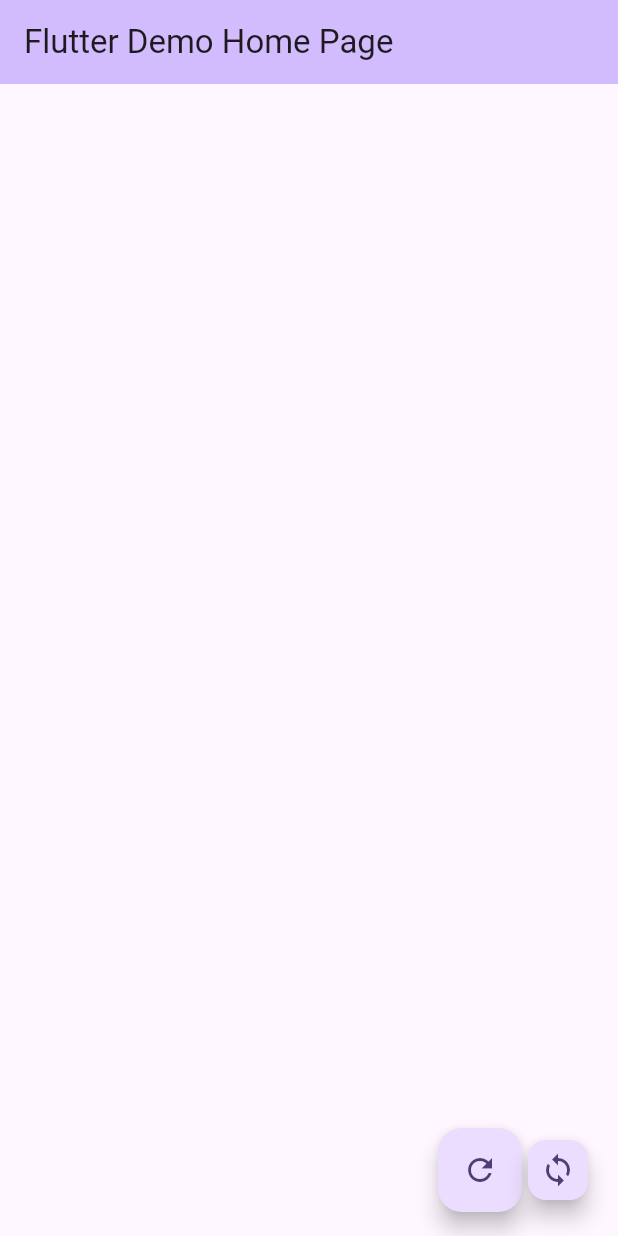
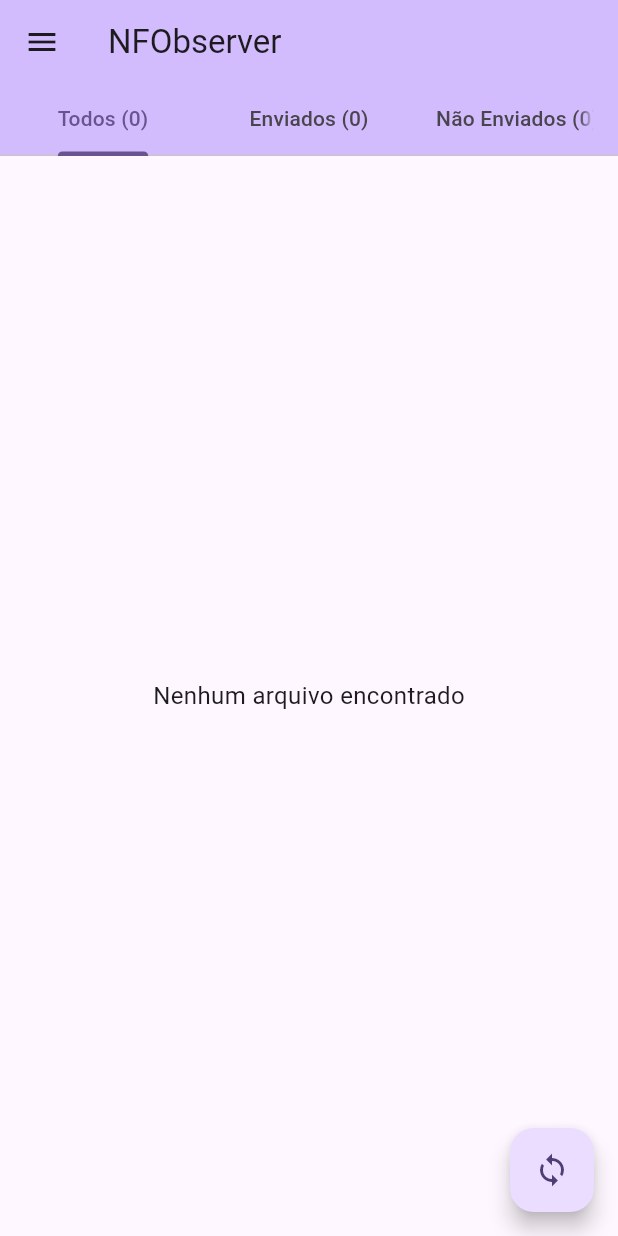
Before and after one commit to XayUp/NFObserver, a Flutter app: the screen it shows after launch, on a phone screen of 412 x 824 dp. Run offline on Flutter 3.47's test engine with Material 3 defaults, Android fonts, the phone set to English and light mode, and no system bars; our stand-ins replace shared_preferences; missing offline and left inert: enough_mail.

Commit message:
Adicionado abas e classificação

```diff
--- a/lib/main.dart
+++ b/lib/main.dart
@@ -3,6 +3,7 @@ import 'dart:io';
 import 'package:flutter/material.dart';
 import 'package:myapp/service/mail/mail_service.dart';
 import 'package:myapp/settings/global.dart';
+import 'package:myapp/settings/settings_activity.dart';
 import 'package:myapp/widgets/list/file_item.dart';
 import 'package:path/path.dart' as path;
 
@@ -19,11 +20,11 @@ class MyApp extends StatelessWidget {
   @override
   Widget build(BuildContext context) {
     return MaterialApp(
-      title: 'Flutter Demo',
+      title: 'NFObserver App',
       theme: ThemeData(
         colorScheme: ColorScheme.fromSeed(seedColor: Colors.deepPurple),
       ),
-      home: const MyHomePage(title: 'Flutter Demo Home Page'),
+      home: const MyHomePage(title: 'NFObserver'),
     );
   }
 }
@@ -36,19 +37,68 @@ class MyHomePage extends StatefulWidget {
   State<MyHomePage> createState() => _MyHomePageState();
 }
 
-class _MyHomePageState extends State<MyHomePage> {
+class _MyHomePageState extends State<MyHomePage>
+    with SingleTickerProviderStateMixin {
   List<File> filesList = [];
   Map<String, bool> _sentStatus = {};
   bool _isLoading = false;
   final _mailService = MailService();
 
+  TabController? _tabController;
+
   @override
   void initState() {
     super.initState();
+    _tabController = TabController(length: 3, vsync: this);
     _updateLocalFiles();
   }
 
-  Future<void> _updateLocalFiles({bool force = false}) async {
+  @override
+  void dispose() {
+    _tabController?.dispose();
+    super.dispose();
+  }
+
+  Widget _buildFileListView(List<File> files) {
+    if (_isLoading && files.isEmpty) {
+      return const Center(child: CircularProgressIndicator());
+    }
+
+    if (files.isEmpty) {
+      return const Center(
+        child: Text(
+          "Nenhum arquivo encontrado",
+          style: TextStyle(fontSize: 16),
+        ),
+      );
+    }
+
+    return ListView.builder(
+      itemCount: files.length,
+      itemBuilder: (context, index) {
+        final file = files[index];
+        final isSent = _sentStatus[file.path] ?? false;
+        return FileItem(
+          file: file,
+          isSent: isSent,
+          subtitleFilter: (file) {
+            final fileName = path.basename(file.path);
+            return fileName.contains(RegExp('NF \\d*'))
+                ? "Possível Nota Fiscal"
+                : RegExp(
+                    r'^((\d{2}|\d{2}-\d{2})\.\d{2}\.\d{2})',
+                  ).hasMatch(fileName)
+                ? "Possível anotação/relatório"
+                : path
+                      .dirname(file.path)
+                      .replaceFirst(GlobalSettings.analyzeFilesPath, "");
+          },
+        );
+      },
+    );
+  }
+
+  Future<void> _updateLocalFiles() async {
     final Directory targetDir = Directory(GlobalSettings.analyzeFilesPath);
     if (targetDir.existsSync()) {
       setState(() {
@@ -109,7 +159,41 @@ class _MyHomePageState extends State<MyHomePage> {
 
   @override
   Widget build(BuildContext context) {
+    // Calcula as listas filtradas uma vez para otimizar o desempenho.
+    final sentFiles = filesList
+        .where((file) => _sentStatus[file.path] == true)
+        .toList();
+    final unsentFiles = filesList
+        .where((file) => _sentStatus[file.path] != true)
+        .toList();
+
     return Scaffold(
+      drawer: Drawer(
+        child: ListView(
+          children: [
+            DrawerHeader(
+              decoration: BoxDecoration(
+                color: Theme.of(context).colorScheme.primary,
+              ),
+              child: Text(
+                widget.title,
+                style: TextStyle(color: Colors.white, fontSize: 24),
+              ),
+            ),
+            ListTile(
+              title: const Text("Configurações"),
+              onTap: () {
+                Navigator.push(
+                  context,
+                  MaterialPageRoute(
+                    builder: (context) => const SettingsActivity(),
+                  ),
+                );
+              },
+            ),
+          ],
+        ),
+      ),
       appBar: AppBar(
         backgroundColor: Theme.of(context).colorScheme.inversePrimary,
         title: _isLoading
@@ -125,37 +209,21 @@ class _MyHomePageState extends State<MyHomePage> {
                 ],
               )
             : Text(widget.title),
+        bottom: TabBar(
+          controller: _tabController,
+          tabs: [
+            Tab(text: "Todos (${filesList.length})"),
+            Tab(text: "Enviados (${sentFiles.length})"),
+            Tab(text: "Não Enviados (${unsentFiles.length})"),
+          ],
+        ),
       ),
-      body: Column(
+      body: TabBarView(
+        controller: _tabController,
         children: [
-          Expanded(
-            child: ListView.builder(
-              itemCount: filesList.length,
-              itemBuilder: (context, index) {
-                final file = filesList[index];
-                final isSent = _sentStatus[file.path] ?? false;
-                return FileItem(
-                  file: file,
-                  isSent: isSent,
-                  subtitleFilter: (file) {
-                    final fileName = path.basename(file.path);
-                    return fileName.contains(RegExp('NF \\d*'))
-                        ? "Possível Nota Fiscal"
-                        : RegExp(
-                            r'^((\d{2}|\d{2}-\d{2})\.\d{2}\.\d{2})',
-                          ).hasMatch(fileName)
-                        ? "Possível anotação/relatório"
-                        : path
-                              .dirname(file.path)
-                              .replaceFirst(
-                                GlobalSettings.analyzeFilesPath,
-                                "",
-                              );
-                  },
-                );
-              },
-            ),
-          ),
+          _buildFileListView(filesList),
+          _buildFileListView(sentFiles),
+          _buildFileListView(unsentFiles),
         ],
       ),
       floatingActionButton: Row(
@@ -163,11 +231,6 @@ class _MyHomePageState extends State<MyHomePage> {
         children: [
           FloatingActionButton(
             onPressed: _isLoading ? null : _updateLocalFiles,
-            child: Icon(Icons.refresh),
-          ),
-          FloatingActionButton(
-            onPressed: () => syncronizeFiles(),
-            mini: true,
             child: Icon(Icons.sync),
           ),
         ],
--- a/lib/widgets/list/file_item.dart
+++ b/lib/widgets/list/file_item.dart
@@ -15,9 +15,13 @@ class FileItem extends StatelessWidget {
   });
 
   @override
-  // TODO: implement child
   Widget build(BuildContext context) {
     return ListTile(
+      shape: RoundedRectangleBorder(borderRadius: BorderRadius.circular(8)),
+      onTap: () {
+        // Ação ao tocar no item. Apenas ter um onTap já habilita o efeito de clique.
+        //debugPrint("Item tocado: ${p.basename(file.path)}");
+      },
       leading: Icon(
         isSent ? Icons.check_circle : Icons.hourglass_top_rounded,
         color: isSent ? Colors.green : Colors.orange,
```
Also changed, not shown: lib/service/mail/mail_service.dart (+12 -23 lines).
